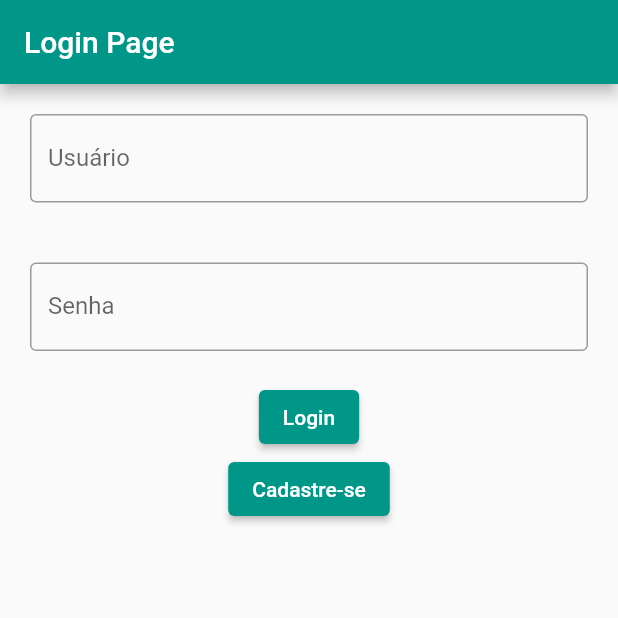
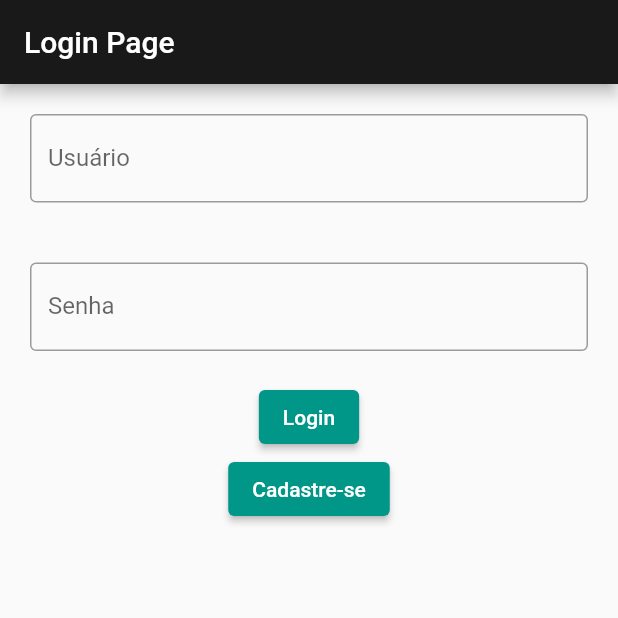
Before and after one commit to BarbaraEMorais/catalogo_de_videos, a Flutter app: the screen it shows after launch, on a phone screen of 412 x 824 dp, the top half of it. Run offline on Flutter 3.47's test engine with Material 2 defaults, Android fonts, the phone set to English and light mode, and no system bars; our stand-ins replace shared_preferences, sqflite; accounts and stored records are empty.

Commit message:
Alterações nos botões para implementação de estilização

```diff
--- a/lib/pages/login.dart
+++ b/lib/pages/login.dart
@@ -1,4 +1,5 @@
 import 'package:catalogo_de_videos/pages/cadastro.dart';
+import 'package:catalogo_de_videos/styles/theme_colors.dart';
 import 'package:flutter/material.dart';
 import 'package:shared_preferences/shared_preferences.dart';
 import '../controller/login_controller.dart';
@@ -109,7 +110,7 @@ class _LoginPageState extends State<LoginPage> {
     switch(_loginStatus){
       case LoginStatus.notSignIn:
         return Scaffold(
-          appBar: AppBar(title: const Text("Login Page")),
+          appBar: AppBar(title: const Text("Login Page"), backgroundColor: ThemeColors.appBar,),
           body: Container(
             child: Center(
               child: Column(
@@ -124,6 +125,7 @@ class _LoginPageState extends State<LoginPage> {
                             onSaved: (newValue) => _email = newValue,
                             //muda a variavel, ao inves de usar controller
                             decoration: const InputDecoration(
+                              fillColor: Colors.black,
                               labelText: "Usuário",
                               border: OutlineInputBorder(),
                             ),
```
Also changed, not shown: lib/pages/cadastro.dart (+13 -1 lines).
